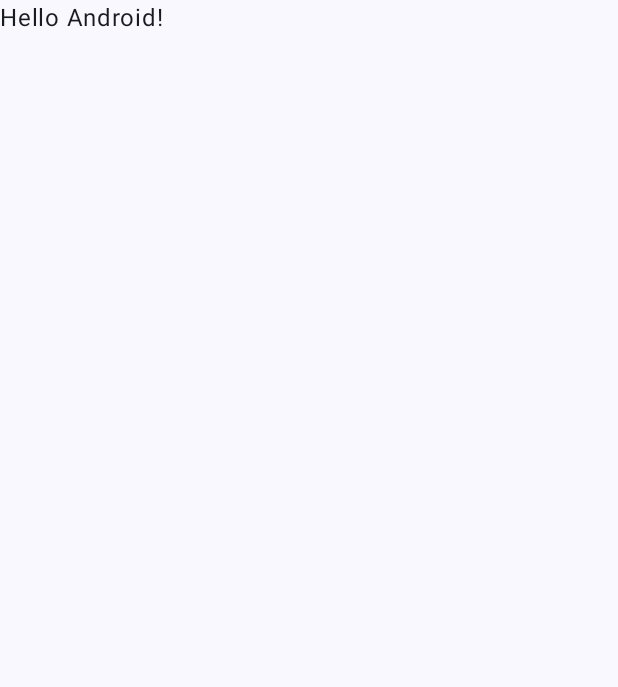
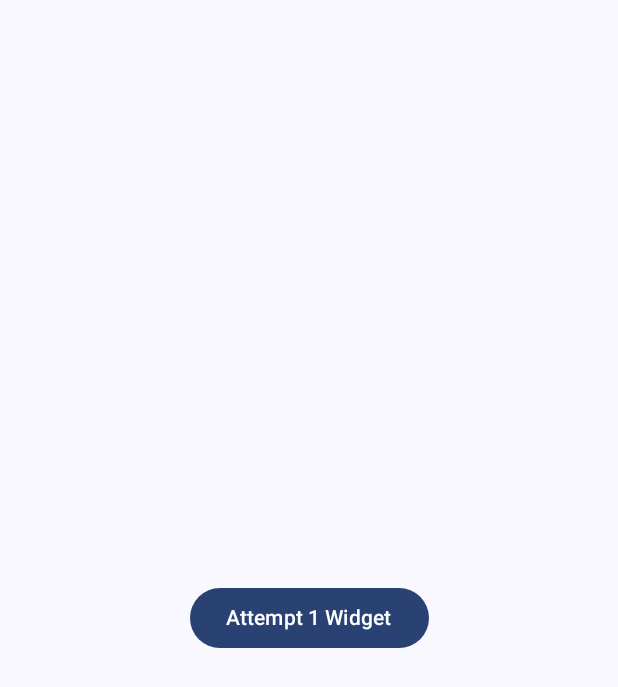
Before and after one commit to albertoCarrilloP/LiveActivityPOC, an Android app built with Jetpack Compose: the screen it shows after launch (MainActivity), on a phone screen of 412 x 824 dp. Before the commit the part shown is almost empty. Shown: the top 687 px of the screen. Run offline under Robolectric (Android 15) with nearby library versions, the phone set to English and light mode, and no system bars.

Commit message:
first attempt, create a widget and try to display it in the lock screen

```diff
--- a/app/build.gradle.kts
+++ b/app/build.gradle.kts
@@ -59,6 +59,7 @@ dependencies {
     implementation(libs.androidx.ui.graphics)
     implementation(libs.androidx.ui.tooling.preview)
     implementation(libs.androidx.material3)
+    implementation(libs.androidx.constraintlayout)
     testImplementation(libs.junit)
     androidTestImplementation(libs.androidx.junit)
     androidTestImplementation(libs.androidx.espresso.core)
--- a/app/src/main/java/com/wizeline/liveactivitypoc/MainActivity.kt
+++ b/app/src/main/java/com/wizeline/liveactivitypoc/MainActivity.kt
@@ -1,13 +1,24 @@
 package com.wizeline.liveactivitypoc
 
+import android.app.NotificationChannel
+import android.app.NotificationManager
+import android.appwidget.AppWidgetManager
+import android.content.ComponentName
+import android.content.Context
+import android.content.Intent
+import android.os.Build
 import android.os.Bundle
 import androidx.activity.ComponentActivity
 import androidx.activity.compose.setContent
+import androidx.compose.foundation.layout.Arrangement
+import androidx.compose.foundation.layout.Column
 import androidx.compose.foundation.layout.fillMaxSize
+import androidx.compose.material3.Button
 import androidx.compose.material3.MaterialTheme
 import androidx.compose.material3.Surface
 import androidx.compose.material3.Text
 import androidx.compose.runtime.Composable
+import androidx.compose.ui.Alignment
 import androidx.compose.ui.Modifier
 import androidx.compose.ui.tooling.preview.Preview
 import com.wizeline.liveactivitypoc.ui.theme.LiveActivityPOCTheme
@@ -18,26 +29,58 @@ class MainActivity : ComponentActivity() {
         setContent {
             LiveActivityPOCTheme {
                 // A surface container using the 'background' color from the theme
-                Surface(modifier = Modifier.fillMaxSize(), color = MaterialTheme.colorScheme.background) {
-                    Greeting("Android")
+                Surface(
+                    modifier = Modifier.fillMaxSize(),
+                    color = MaterialTheme.colorScheme.background
+                ) {
+                    LiveActivityAttempts(onWidgetClicked = { startWidgetRunningService()})
                 }
             }
+        }
+        createNotificationChannel()
+    }
+
+    private fun startWidgetRunningService() {
+        val serviceIntent = Intent(this, WidgetRunningService::class.java)
+        if (Build.VERSION.SDK_INT >= Build.VERSION_CODES.O) {
+            startForegroundService(serviceIntent)
+        } else {
+            startService(serviceIntent)
+        }
+    }
+
+    private fun createNotificationChannel() {
+        if (Build.VERSION.SDK_INT >= Build.VERSION_CODES.O) {
+            val name = "Running info"
+            val descriptionText = "description"
+            val importance = NotificationManager.IMPORTANCE_DEFAULT
+            val channel = NotificationChannel("CHANNEL_ID", name, importance).apply {
+                description = descriptionText
+            }
+            val notificationManager: NotificationManager =
+                getSystemService(Context.NOTIFICATION_SERVICE) as NotificationManager
+            notificationManager.createNotificationChannel(channel)
         }
     }
 }
 
 @Composable
-fun Greeting(name: String, modifier: Modifier = Modifier) {
-    Text(
-        text = "Hello $name!",
-        modifier = modifier
-    )
+fun LiveActivityAttempts(onWidgetClicked: () -> Unit, modifier: Modifier = Modifier) {
+    Column(
+        modifier = modifier.fillMaxSize(),
+        horizontalAlignment = Alignment.CenterHorizontally,
+        verticalArrangement = Arrangement.Center
+    ) {
+        Button(onClick = { onWidgetClicked() }) {
+            Text(text = "Attempt 1 Widget")
+        }
+    }
 }
 
 @Preview(showBackground = true)
 @Composable
 fun GreetingPreview() {
     LiveActivityPOCTheme {
-        Greeting("Android")
+        LiveActivityAttempts(onWidgetClicked = {})
     }
 }
--- /dev/null
+++ b/app/src/main/res/drawable/ic_run.xml
@@ -0,0 +1,5 @@
+<vector xmlns:android="http://schemas.android.com/apk/res/android" android:height="24dp" android:tint="#000000" android:viewportHeight="24" android:viewportWidth="24" android:width="24dp">
+
+    <path android:fillColor="@android:color/white" android:pathData="M12,2C6.48,2 2,6.48 2,12c0,5.52 4.48,10 10,10s10,-4.48 10,-10C22,6.48 17.52,2 12,2zM13.5,6c0.55,0 1,0.45 1,1c0,0.55 -0.45,1 -1,1s-1,-0.45 -1,-1C12.5,6.45 12.95,6 13.5,6zM16,12c-0.7,0 -2.01,-0.54 -2.91,-1.76l-0.41,2.35L14,14.03V18h-1v-3.58l-1.11,-1.21l-0.52,2.64L7.6,15.08l0.2,-0.98l2.78,0.57l0.96,-4.89L10,10.35V12H9V9.65l3.28,-1.21c0.49,-0.18 1.03,0.06 1.26,0.53C14.37,10.67 15.59,11 16,11V12z"/>
+
+</vector>
--- a/app/src/main/res/values/strings.xml
+++ b/app/src/main/res/values/strings.xml
@@ -1,3 +1,6 @@
 <resources>
     <string name="app_name">LiveActivityPOC</string>
+    <string name="your_running_app">Your running App</string>
+    <string name="your_total_distance">Your total distance %d m</string>
+    <string name="time_running">Time running %ss</string>
 </resources>
--- a/gradle/libs.versions.toml
+++ b/gradle/libs.versions.toml
@@ -8,6 +8,7 @@ espressoCore = "3.5.1"
 lifecycleRuntimeKtx = "2.7.0"
 activityCompose = "1.8.2"
 composeBom = "2023.08.00"
+constraintlayout = "2.1.4"
 
 [libraries]
 androidx-core-ktx = { group = "androidx.core", name = "core-ktx", version.ref = "coreKtx" }
@@ -24,6 +25,7 @@ androidx-ui-tooling-preview = { group = "androidx.compose.ui", name = "ui-toolin
 androidx-ui-test-manifest = { group = "androidx.compose.ui", name = "ui-test-manifest" }
 androidx-ui-test-junit4 = { group = "androidx.compose.ui", name = "ui-test-junit4" }
 androidx-material3 = { group = "androidx.compose.material3", name = "material3" }
+androidx-constraintlayout = { group = "androidx.constraintlayout", name = "constraintlayout", version.ref = "constraintlayout" }
 
 [plugins]
 androidApplication = { id = "com.android.application", version.ref = "agp" }
```
Also changed, not shown: app/src/main/AndroidManifest.xml (+18 -0 lines), app/src/main/java/com/wizeline/liveactivitypoc/RunningWidget.kt (added, +43 -0 lines), app/src/main/java/com/wizeline/liveactivitypoc/WidgetRunningService.kt (added, +70 -0 lines), app/src/main/res/drawable/widget_background.xml (added, +17 -0 lines), app/src/main/res/layout/widget_running.xml (added, +47 -0 lines), app/src/main/res/xml/running_distance_widget_info.xml (added, +8 -0 lines).
